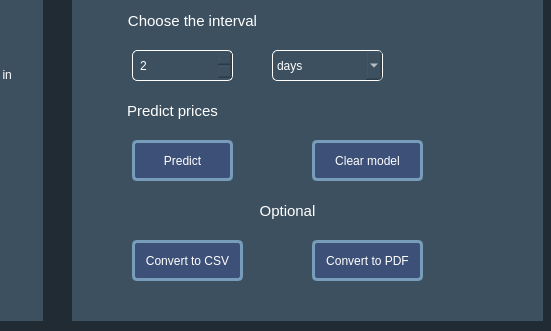
Old version of the form mvc/view/mainmenu/mainmenu.ui in the repository ValRudyka/courseproject; both pictures show x 388 to 939 and y 300 to 631 of the 939 by 631 pixel window.
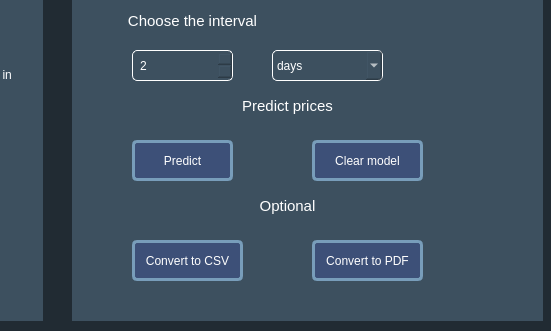
New version of the form. Icons and pictures are not drawn.

```diff
--- a/mvc/view/mainmenu/mainmenu.ui
+++ b/mvc/view/mainmenu/mainmenu.ui
@@ -629,8 +629,8 @@
       <rect>
        <x>20</x>
        <y>300</y>
-       <width>161</width>
-       <height>41</height>
+       <width>391</width>
+       <height>31</height>
       </rect>
      </property>
      <property name="styleSheet">
@@ -745,12 +745,15 @@
     <widget class="QLabel" name="label_14">
      <property name="geometry">
       <rect>
-       <x>130</x>
+       <x>40</x>
        <y>400</y>
-       <width>171</width>
-       <height>41</height>
+       <width>351</width>
+       <height>31</height>
       </rect>
      </property>
+     <property name="layoutDirection">
+      <enum>Qt::RightToLeft</enum>
+     </property>
      <property name="styleSheet">
       <string notr="true">QLabel#label_14{
 	font-size: 15px;
```
